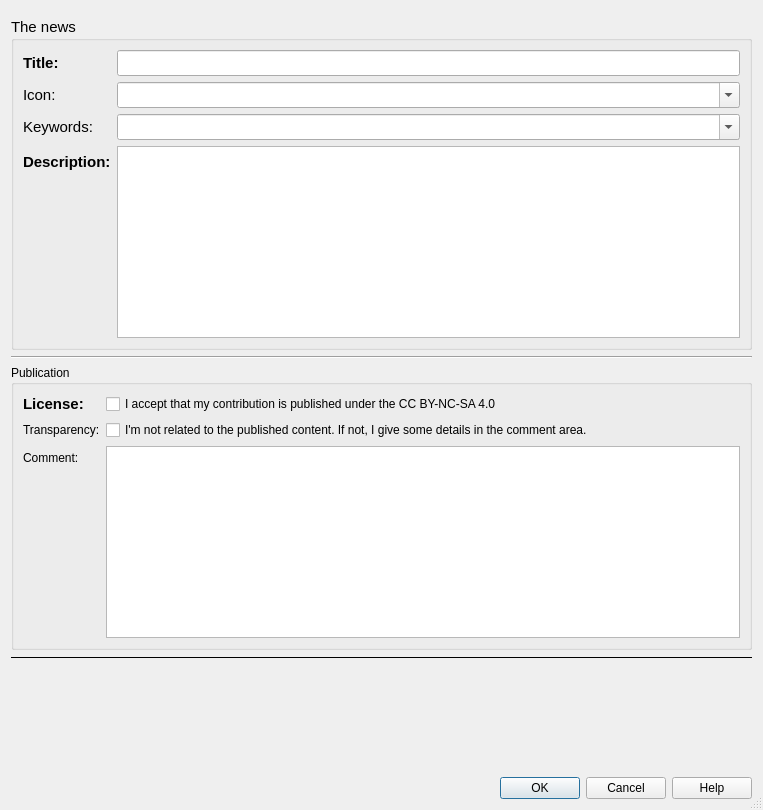
This is qtribu/gui/form_article.ui in geotribu/qtribu as Qt 5 draws it before an edit. The edited form follows.
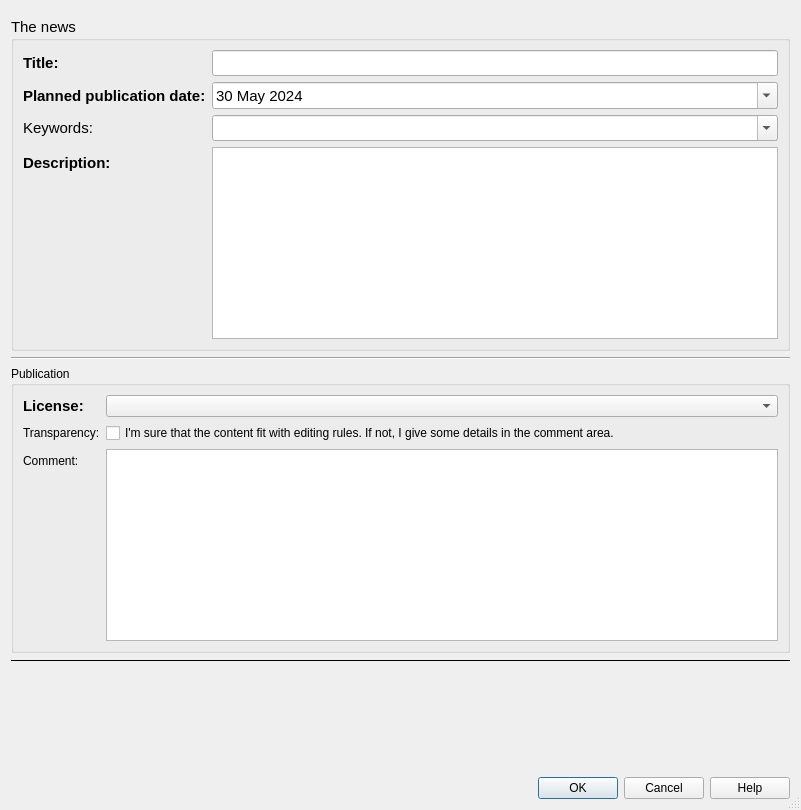
This is the edited form. Custom widgets are drawn as their Qt base class.

Commit message: feature(forms): connect article form to GH issue form

Patch:
```diff
--- a/qtribu/gui/form_article.ui
+++ b/qtribu/gui/form_article.ui
@@ -6,7 +6,7 @@
    <rect>
     <x>0</x>
     <y>0</y>
-    <width>763</width>
+    <width>801</width>
     <height>810</height>
    </rect>
   </property>
@@ -61,35 +61,77 @@
        <widget class="QLineEdit" name="lne_title"/>
       </item>
       <item row="2" column="0">
-       <widget class="QLabel" name="lbl_icon">
+       <widget class="QLabel" name="lbl_proposed_date">
+        <property name="font">
+         <font>
+          <pointsize>11</pointsize>
+          <weight>75</weight>
+          <bold>true</bold>
+         </font>
+        </property>
         <property name="text">
-         <string>Icon:</string>
+         <string>Planned publication date:</string>
         </property>
        </widget>
       </item>
       <item row="2" column="1">
-       <widget class="QComboBox" name="cbb_icon">
-        <property name="editable">
+       <widget class="QDateEdit" name="dte_proposed_date">
+        <property name="wrapping">
+         <bool>false</bool>
+        </property>
+        <property name="buttonSymbols">
+         <enum>QAbstractSpinBox::PlusMinus</enum>
+        </property>
+        <property name="accelerated">
          <bool>true</bool>
         </property>
+        <property name="showGroupSeparator" stdset="0">
+         <bool>true</bool>
+        </property>
+        <property name="maximumDate">
+         <date>
+          <year>2030</year>
+          <month>12</month>
+          <day>31</day>
+         </date>
+        </property>
+        <property name="minimumDate">
+         <date>
+          <year>2024</year>
+          <month>5</month>
+          <day>30</day>
+         </date>
+        </property>
+        <property name="calendarPopup">
+         <bool>true</bool>
+        </property>
+        <property name="timeSpec">
+         <enum>Qt::TimeZone</enum>
+        </property>
        </widget>
       </item>
-      <item row="5" column="0">
+      <item row="3" column="0">
        <widget class="QLabel" name="lbl_keywords">
         <property name="text">
          <string>Keywords:</string>
         </property>
        </widget>
       </item>
-      <item row="5" column="1">
+      <item row="3" column="1">
        <widget class="QComboBox" name="cbb_tags">
         <property name="editable">
          <bool>true</bool>
         </property>
        </widget>
       </item>
-      <item row="6" column="0">
+      <item row="4" column="0">
        <widget class="QLabel" name="lbl_description">
+        <property name="maximumSize">
+         <size>
+          <width>150</width>
+          <height>16777215</height>
+         </size>
+        </property>
         <property name="font">
          <font>
           <pointsize>11</pointsize>
@@ -100,9 +142,12 @@
         <property name="text">
          <string>Description:</string>
         </property>
+        <property name="wordWrap">
+         <bool>true</bool>
+        </property>
        </widget>
       </item>
-      <item row="6" column="1">
+      <item row="4" column="1">
        <widget class="QTextEdit" name="txt_description">
         <property name="cursor" stdset="0">
          <cursorShape>IBeamCursor</cursorShape>
@@ -148,16 +193,6 @@
         </property>
        </widget>
       </item>
-      <item row="0" column="1">
-       <widget class="QCheckBox" name="chb_license">
-        <property name="text">
-         <string>I accept that my contribution is published under the CC BY-NC-SA 4.0</string>
-        </property>
-        <property name="tristate">
-         <bool>false</bool>
-        </property>
-       </widget>
-      </item>
       <item row="2" column="1">
        <widget class="QPlainTextEdit" name="txt_comment">
         <property name="maximumBlockCount">
@@ -182,10 +217,13 @@
       <item row="1" column="1">
        <widget class="QCheckBox" name="checkBox">
         <property name="text">
-         <string>I'm not related to the published content. If not, I give some details in the comment area.</string>
+         <string>I'm sure that the content fit with editing rules. If not, I give some details in the comment area.</string>
         </property>
        </widget>
       </item>
+      <item row="0" column="1">
+       <widget class="QComboBox" name="cbb_license"/>
+      </item>
      </layout>
     </widget>
    </item>
```
Left out of the diff: 20 changed lines with no effect on the pictures. The commit also changes 5 other files.
